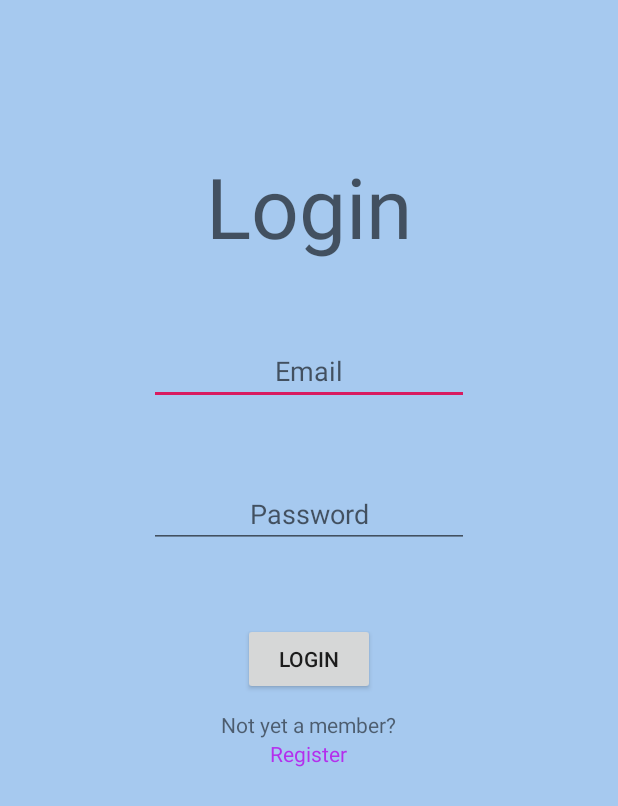
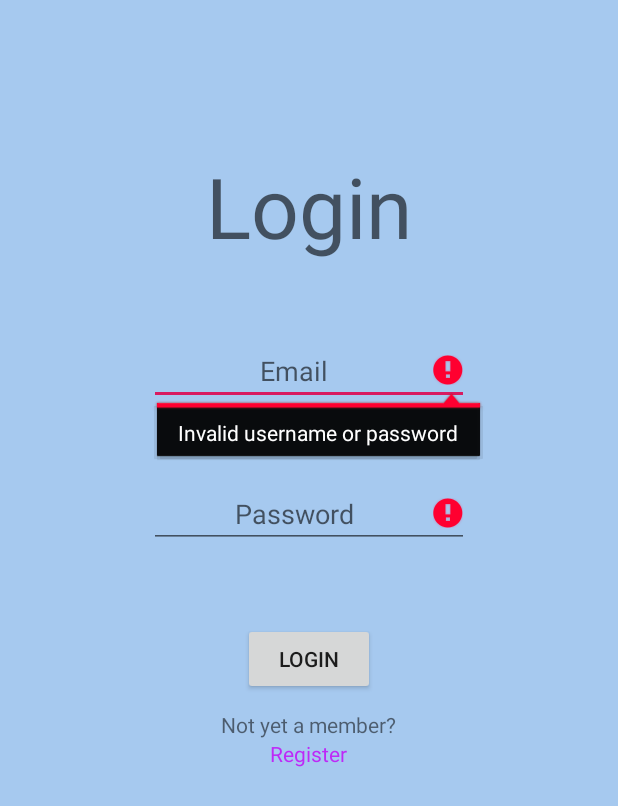
Before and after one commit to DanielBelenski/DBelenskiRegisterandLogin, an Android app: the screen it shows after launch (LoginActivity), after a tap on "LOGIN", on a phone screen of 412 x 824 dp. Shown: the top 806 px of the screen. Run offline under Robolectric (Android 15) with nearby library versions, the light colour scheme and no system bars.

Commit message:
Java comments and some polish

```diff
--- a/app/src/main/java/com/example/dbelenskiregisterandlogin/DatabaseHelper.java
+++ b/app/src/main/java/com/example/dbelenskiregisterandlogin/DatabaseHelper.java
@@ -8,8 +8,10 @@ import android.database.sqlite.SQLiteOpenHelper;
 
 import androidx.annotation.Nullable;
 
+//class to manage the database and its communications with the apps activities
 public class DatabaseHelper extends SQLiteOpenHelper {
 
+    //creating final string values for the databases one table name and column names
     public static final String DATABASE_NAME = "register.db";
     public static final String TABLE_NAME = "REGISTERED";
     public static final String Col_1 = "ID";
@@ -17,6 +19,7 @@ public class DatabaseHelper extends SQLiteOpenHelper {
     public static final String Col_3 = "PASSWORD";
     public static final String Col_4 = "FNAME";
 
+    //creates database and assigns the name of the database
     public DatabaseHelper(@Nullable Context context) {
         super(context, DATABASE_NAME, null, 1);
     }
@@ -25,45 +28,75 @@ public class DatabaseHelper extends SQLiteOpenHelper {
 
     //}
 
+    //creates the databases table and associated columns with all their keywords
     @Override
     public void onCreate(SQLiteDatabase db) {
         db.execSQL("CREATE TABLE REGISTERED (ID INTEGER PRIMARY KEY AUTOINCREMENT, EMAIL TEXT, PASSWORD TEXT, FNAME TEXT)");
     }
 
+    //if an upgrade were to come to the database, it would drop the current table and make a blank one
     @Override
     public void onUpgrade(SQLiteDatabase db, int oldVersion, int newVersion) {
         db.execSQL("DROP TABLE IF EXISTS " + TABLE_NAME);
         onCreate(db);
     }
 
+    //checks database for a given email/password pair
+    //@param: String email, string value of the inputted email
+    //@param: String password, string value of inputted password
+    //@return: true/false value whether the user exists in the database or not
     public Boolean checkUserExists(String email, String pass){
+        //columns we are interested in querying
         String[] cols = {Col_1};
+        //getting current state of the database
         SQLiteDatabase db = getReadableDatabase();
+        //sql selection code for query
         String selection = Col_2 + " =? and " + Col_3 + " =?";
+        //parameters as query arguments
         String[] selectionArgs = {email, pass};
+        //performing query
         Cursor cursor = db.query(TABLE_NAME, cols, selection, selectionArgs,null, null, null);
+        //getting number of results
         int count = cursor.getCount();
+        //close query
         cursor.close();
+        //close database
         db.close();
 
+        //returing if any entries exist that match the email/password pair
         if (count > 0)
             return true;
         else
             return false;
     }
 
+    //adding a user to the database
+    //this method assumes validation has been performed already
+    //@param: email, string value of the inputted email
+    //@param: pass, string value of inputted password
+    //@param: fname, string value of the users first name
+    //@return: long with value of server response or failure
     public long addUser(String email, String pass, String fname){
+        //checking if user already exists before insertion
         Boolean exists = checkUserExists(email, pass);
+        //if email/password pair doesn't exist
         if (!exists) {
+            //get writable state of the database
             SQLiteDatabase db = this.getWritableDatabase();
-            ContentValues vals = new ContentValues();
+            //creates a set of empty string values to hold column, data pairs
+            ContentValues vals = new ContentValues(3);
+            // putting column/data pairs into vals
             vals.put(Col_2, email);
             vals.put(Col_3, pass);
             vals.put(Col_4, fname);
+            //inserting vals into table and getting response
             long res = db.insert("REGISTERED", null, vals);
+            //closing database
             db.close();
+            //returning server response
             return res;
         }
+        // returning -1 to indicate user already exists
         else
             return -1;
     }
--- a/app/src/main/java/com/example/dbelenskiregisterandlogin/HomeActivity.java
+++ b/app/src/main/java/com/example/dbelenskiregisterandlogin/HomeActivity.java
@@ -11,18 +11,22 @@ import android.widget.Button;
 
 public class HomeActivity extends AppCompatActivity {
 
+    //instantiating logout button to transition back to login screen
     Button logout;
 
     @Override
     protected void onCreate(Bundle savedInstanceState) {
         super.onCreate(savedInstanceState);
         setContentView(R.layout.activity_home);
+        //hide title bar
         getSupportActionBar().hide();
 
+        // setting a listener to the button
         logout = (Button) findViewById(R.id.logoutButton);
         logout.setOnClickListener(new View.OnClickListener() {
             @Override
             public void onClick(View v) {
+                //changing activity back to login screen
                 Intent logoutIntent = new Intent(HomeActivity.this,LoginActivity.class);
                 startActivity(logoutIntent);
             }
--- a/app/src/main/java/com/example/dbelenskiregisterandlogin/LoginActivity.java
+++ b/app/src/main/java/com/example/dbelenskiregisterandlogin/LoginActivity.java
@@ -6,18 +6,18 @@ import android.content.Context;
 import android.content.Intent;
 import android.os.Bundle;
 import android.view.View;
-import android.view.Window;
-import android.view.WindowManager;
 import android.widget.Button;
 import android.widget.EditText;
 import android.widget.TextView;
 import android.widget.Toast;
 
+// first activity of the app and has links to both login and register activities
 public class LoginActivity extends AppCompatActivity {
 
+    //instantiating elements I will need later
     TextView registerTextView;
     Button loginButton;
-    EditText username;
+    EditText email;
     EditText password;
     DatabaseHelper db;
 
@@ -25,10 +25,13 @@ public class LoginActivity extends AppCompatActivity {
     protected void onCreate(Bundle savedInstanceState) {
         super.onCreate(savedInstanceState);
         setContentView(R.layout.activity_login);
+        //this command gets rid of the title bar of the app
         getSupportActionBar().hide();
 
+        //creating a database helper to interact with SQLite database
         db = new DatabaseHelper(this);
 
+        //creating link to register activity
         registerTextView = (TextView) findViewById(R.id.registerTextView);
         registerTextView.setOnClickListener(new View.OnClickListener(){
             @Override
@@ -38,24 +41,39 @@ public class LoginActivity extends AppCompatActivity {
             }
         });
 
-        username = (EditText) findViewById(R.id.unameEditText);
+        //setting values for email and password references
+        email = (EditText) findViewById(R.id.loginEmailEditText);
         password = (EditText) findViewById(R.id.passEditText);
 
 
+        //creating link and conditional logic to get to the home activity
         loginButton = (Button) findViewById(R.id.loginButton);
         loginButton.setOnClickListener(new View.OnClickListener(){
             @Override
             public void onClick(View view){
-                Boolean exists = db.checkUserExists(username.getText().toString().trim(), password.getText().toString().trim());
+                //clear existing errors from EditTexts
+                email.setError(null);
+                password.setError(null);
+
+                //checking email, password combination in database
+                Boolean exists = db.checkUserExists(email.getText().toString().trim(), password.getText().toString().trim());
+
+                //if combination exists
                 if (exists) {
+                    //change activities to the home activity
                     Intent loginIntent = new Intent(LoginActivity.this, HomeActivity.class);
                     startActivity(loginIntent);
                 }
+                //if data is not found/ doesn't exist/ is incorrect
                 else {
+                    //toast an error message
                     Context context = getApplicationContext();
                     CharSequence message = "Please input valid login information.";
                     Toast toast = Toast.makeText(context, message, Toast.LENGTH_LONG);
                     toast.show();
+                    //set errors in login fields for a visual cue something is wrong
+                    email.setError("Invalid username or password");
+                    password.setError("Invalid username or password");
                 }
             }
         });
--- a/app/src/main/java/com/example/dbelenskiregisterandlogin/RegisterActivity.java
+++ b/app/src/main/java/com/example/dbelenskiregisterandlogin/RegisterActivity.java
@@ -14,6 +14,7 @@ import android.widget.Toast;
 
 public class RegisterActivity extends AppCompatActivity {
 
+    //set of instantiations for all fields I will need
     Button register;
     Validator validator;
     DatabaseHelper db;
@@ -28,8 +29,10 @@ public class RegisterActivity extends AppCompatActivity {
     protected void onCreate(Bundle savedInstanceState) {
         super.onCreate(savedInstanceState);
         setContentView(R.layout.activity_register);
+        //hiding title bar
         getSupportActionBar().hide();
 
+        //assigning values to previously created fields
         register = (Button) findViewById(R.id.registerButton);
         fname = (EditText) findViewById(R.id.fnameEditText);
         lname = (EditText) findViewById(R.id.lnameEditText);
@@ -40,9 +43,12 @@ public class RegisterActivity extends AppCompatActivity {
         db = new DatabaseHelper(this);
         validator = new Validator();
 
+        //setting a listener on the register button to perform logic and insertion
         register.setOnClickListener(new View.OnClickListener() {
             @Override
             public void onClick(View v) {
+
+                //clear any previously set errors
                 fname.setError(null);
                 lname.setError(null);
                 email.setError(null);
@@ -50,6 +56,7 @@ public class RegisterActivity extends AppCompatActivity {
                 pass.setError(null);
                 cnfpass.setError(null);
 
+                //performing validation on each field
                 Boolean fnameBool = validator.nameValidate(fname.getText().toString().trim());
                 Boolean lnameBool = validator.nameValidate(lname.getText().toString().trim());
                 Boolean emailBool = validator.emailValidate(email.getText().toString().trim());
@@ -57,15 +64,20 @@ public class RegisterActivity extends AppCompatActivity {
                 Boolean passBool = validator.registerPassValidate(pass.getText().toString().trim());
                 Boolean conf = pass.getText().toString().trim().equals(cnfpass.getText().toString().trim());
 
+                //if everything is valid
                 if (fnameBool && lnameBool && emailBool && dobBool && passBool && conf){
+                    //performing insertion and getting response from the database
                     long res = db.addUser(email.getText().toString().trim(), pass.getText().toString().trim(), fname.getText().toString().trim());
+                    //if insertion failed because user already exists
                     if (res == -1){
+                        //toast an error
                         Context context = getApplicationContext();
-                        CharSequence message = "Registration error";
+                        CharSequence message = "Registration error, user already exists";
                         Toast toast = Toast.makeText(context, message, Toast.LENGTH_SHORT);
                         toast.show();
                     }
                     else{
+                        //toast success message and transition back to login activity
                         Context context = getApplicationContext();
                         CharSequence message = "Registered Successfully!";
                         Toast toast = Toast.makeText(context, message, Toast.LENGTH_SHORT);
@@ -75,6 +87,7 @@ public class RegisterActivity extends AppCompatActivity {
                     }
 
                 }
+                //check which field was invalid and letting the user know where the error was
                 else{
                     if(!fnameBool){
                         fname.setError("Please input a valid name.");
--- a/app/src/main/java/com/example/dbelenskiregisterandlogin/Validator.java
+++ b/app/src/main/java/com/example/dbelenskiregisterandlogin/Validator.java
@@ -2,20 +2,32 @@ package com.example.dbelenskiregisterandlogin;
 
 import java.util.Calendar;
 
+//class to validate fields on registration page
 public class Validator {
+
+    //blank constructor
     public Validator(){
 
     }
+
+    //password validation
+    //@param String s, the string value of the password edittext
+    //@return true/false value if parameters are valid
     public Boolean registerPassValidate(String s){
+        //checks length
         if (s.length() < 5){
             return false;
         }
+
+        //checks if password has a number
         Boolean num = false;
         for(int i=0; i < s.length(); i++){
             if (Character.isDigit(s.charAt(i))){
                 num = true;
             }
         }
+
+        //returning value of num if a number is present
         if (num){
             return true;
         }
@@ -23,7 +35,13 @@ public class Validator {
             return false;
         }
     }
+
+
+    //checks if an inputted name is valid
+    //@param String s, string value of a name edittext
+    //@return true/false value of name validity
     public Boolean nameValidate(String s){
+        //checks length
         if(s.length() < 3){
             return false;
         }
@@ -31,25 +49,41 @@ public class Validator {
             return true;
         }
     }
+
+    //checks if inputted email is valid
+    //@param String s, string value of inputted email address
     public Boolean emailValidate(String s){
+        //checking for presence and placing of the @ character
         Boolean atChar = false;
+        //iterates through string looking for @ character
         for (int i = 0; i < s.length(); i++){
+            //checks placement of @ character, a valid email should be min 3 chars @ domain where the shortest domain i found is aol.com (7 characters long)
             if (s.charAt(i) == '@' && i > 3 && i <= s.length()-7){
                 atChar = true;
             }
         }
+        //return atChar
         return atChar;
     }
+
+    //checks if birth date given makes the user old enough to register
+    //@param: string s, string value of the date of birth field
+    //@return: true/false value of if the user is 18 years old or not
     public Boolean dateValidate(String s){
+        //getting current year and month
         int curYear = Calendar.getInstance().get(Calendar.YEAR);
         int curMonth = Calendar.getInstance().get(Calendar.MONTH);
+        //splitting the date string on /'s to get month day and year as separate strings
         String[] date = s.split("/", 3);
+        //parsing month and year strings for their integer values
         int givYear = Integer.parseInt(date[2]);
         int givMonth = Integer.parseInt(date[0]);
+        //if user is definitely 18 years old or older
         if (curYear - givYear >= 18){
             return true;
         }
-        else if (curYear - givYear == 17 && curMonth - givMonth >= 0){
+        //if user turned 18 this year, note they cannot sign up until their birth month is over
+        else if (curYear - givYear == 17 && curMonth - givMonth > 0){
             return true;
         }
         else {
--- a/app/src/main/res/layout-land/activity_login.xml
+++ b/app/src/main/res/layout-land/activity_login.xml
@@ -22,7 +22,7 @@
         app:layout_constraintTop_toTopOf="parent" />
 
     <EditText
-        android:id="@+id/unameEditText"
+        android:id="@+id/loginEmailEditText"
         android:layout_width="wrap_content"
         android:layout_height="wrap_content"
         android:layout_gravity="center"
@@ -30,7 +30,7 @@
         android:gravity="center"
         android:ems="10"
         android:hint="@string/email"
-        android:inputType="textPersonName"
+        android:inputType="textEmailAddress"
         android:importantForAutofill="no" />
 
     <EditText
@@ -67,5 +67,5 @@
         android:layout_height="wrap_content"
         android:layout_gravity="center"
         android:text="@string/register"
-        android:textColor="#B42FED"/>
+        android:textColor="@color/purple"/>
 </LinearLayout>
--- a/app/src/main/res/layout-sw600dp/activity_login.xml
+++ b/app/src/main/res/layout-sw600dp/activity_login.xml
@@ -22,7 +22,7 @@
         app:layout_constraintTop_toTopOf="parent" />
 
     <EditText
-        android:id="@+id/unameEditText"
+        android:id="@+id/loginEmailEditText"
         android:layout_width="wrap_content"
         android:layout_height="wrap_content"
         android:layout_gravity="center"
@@ -30,7 +30,7 @@
         android:gravity="center"
         android:ems="10"
         android:hint="@string/email"
-        android:inputType="textPersonName"
+        android:inputType="textEmailAddress"
         android:importantForAutofill="no" />
 
     <EditText
@@ -67,5 +67,5 @@
         android:layout_height="wrap_content"
         android:layout_gravity="center"
         android:text="@string/register"
-        android:textColor="#B42FED"/>
+        android:textColor="@color/purple"/>
 </LinearLayout>
--- a/app/src/main/res/layout/activity_login.xml
+++ b/app/src/main/res/layout/activity_login.xml
@@ -22,7 +22,7 @@
         app:layout_constraintTop_toTopOf="parent" />
 
     <EditText
-        android:id="@+id/unameEditText"
+        android:id="@+id/loginEmailEditText"
         android:layout_width="wrap_content"
         android:layout_height="wrap_content"
         android:layout_gravity="center"
@@ -31,7 +31,7 @@
         android:gravity="center"
         android:hint="@string/email"
         android:importantForAutofill="no"
-        android:inputType="textPersonName" />
+        android:inputType="textEmailAddress" />
 
     <EditText
         android:id="@+id/passEditText"
@@ -67,5 +67,5 @@
         android:layout_height="wrap_content"
         android:layout_gravity="center"
         android:text="@string/register"
-        android:textColor="#B42FED"/>
+        android:textColor="@color/purple" />
 </LinearLayout>
```
